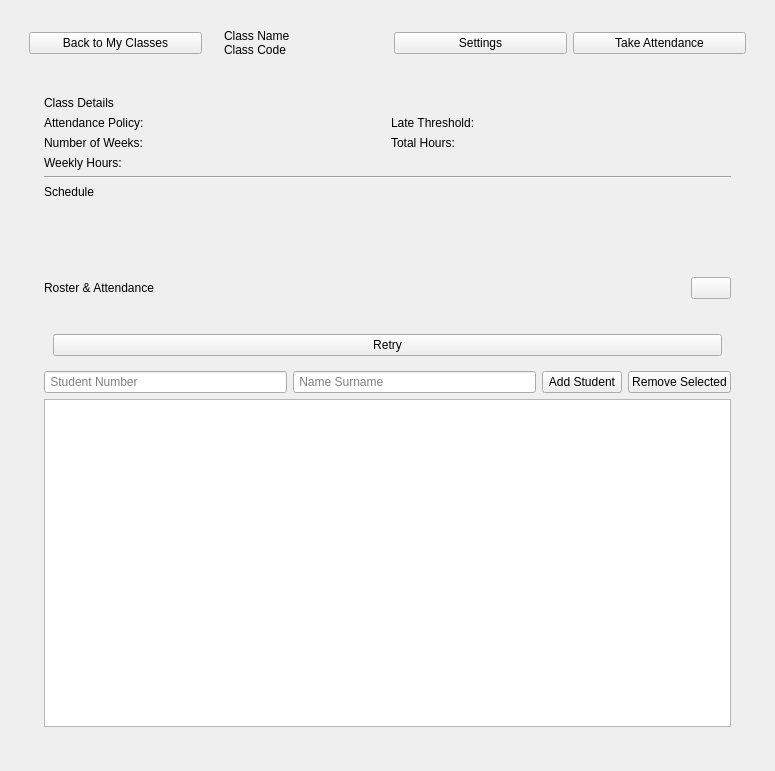
Old version of the form ui/class_window.ui in the repository imndllnuri/students-attendance-app.
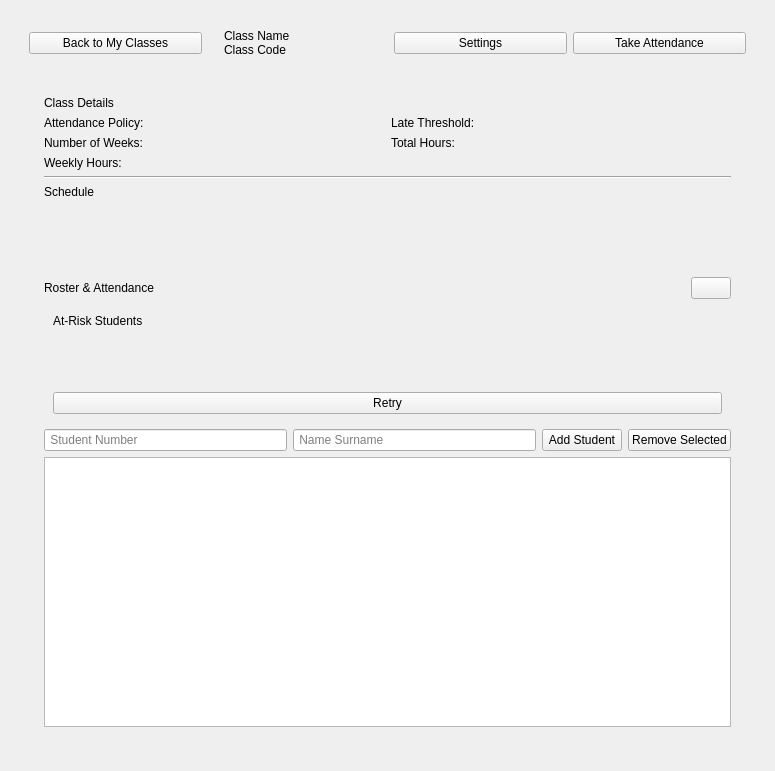
New version of the form.

Commit message:
#24: At-Risk Students list
Class detail page now surfaces a dedicated "At-Risk Students" panel
using the failure/safe absence thresholds already computed for the
roster table's color coding, so instructors don't have to scan the
whole table to spot who's close to failing.

```diff
--- a/ui/class_window.ui
+++ b/ui/class_window.ui
@@ -204,6 +204,24 @@
            </item>
           </layout>
          </item>
+         <item>
+          <widget class="QWidget" name="at_risk_widget" native="true">
+           <property name="visible"><bool>false</bool></property>
+           <layout class="QVBoxLayout" name="at_risk_layout">
+            <item>
+             <widget class="QLabel" name="at_risk_title_lbl">
+              <property name="text"><string>At-Risk Students</string></property>
+             </widget>
+            </item>
+            <item>
+             <widget class="QLabel" name="at_risk_students_lbl">
+              <property name="wordWrap"><bool>true</bool></property>
+              <property name="text"><string/></property>
+             </widget>
+            </item>
+           </layout>
+          </widget>
+         </item>
          <item>
           <widget class="QWidget" name="roster_status_widget" native="true">
            <property name="visible">
```
The commit also changes 3 other files.
